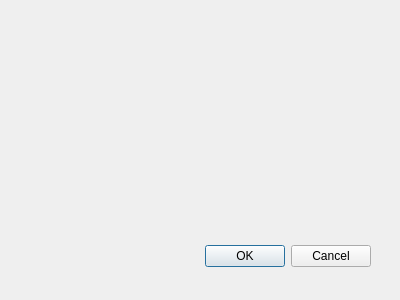
Above: CVThermo_dialog_base.ui from ManuMarsu/conversion_thermoroute before the change. Below: the same form after it.
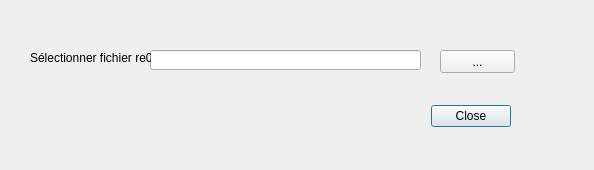
That is the form after the change.

What changed in the file:
```diff
--- a/CVThermo_dialog_base.ui
+++ b/CVThermo_dialog_base.ui
@@ -1,22 +1,22 @@
 <ui version="4.0" >
  <class>CVThermoDialogBase</class>
- <widget class="QDialog" name="CVThermoDialogBase" >
-  <property name="geometry" >
+ <widget class="QDialog" name="CVThermoDialogBase">
+  <property name="geometry">
    <rect>
     <x>0</x>
     <y>0</y>
-    <width>400</width>
-    <height>300</height>
+    <width>594</width>
+    <height>170</height>
    </rect>
   </property>
   <property name="windowTitle" >
    <string>Conversion thermoroute</string>
   </property>
-  <widget class="QDialogButtonBox" name="button_box" >
-   <property name="geometry" >
+  <widget class="QDialogButtonBox" name="button_box">
+   <property name="geometry">
     <rect>
-     <x>30</x>
-     <y>240</y>
+     <x>170</x>
+     <y>100</y>
      <width>341</width>
      <height>32</height>
     </rect>
@@ -24,8 +24,44 @@
    <property name="orientation" >
     <enum>Qt::Horizontal</enum>
    </property>
-   <property name="standardButtons" >
-    <set>QDialogButtonBox::Cancel|QDialogButtonBox::Ok</set>
+   <property name="standardButtons">
+    <set>QDialogButtonBox::Close</set>
+   </property>
+  </widget>
+  <widget class="QLineEdit" name="line_fichier_re0">
+   <property name="geometry">
+    <rect>
+     <x>150</x>
+     <y>50</y>
+     <width>271</width>
+     <height>20</height>
+    </rect>
+   </property>
+  </widget>
+  <widget class="QLabel" name="label">
+   <property name="geometry">
+    <rect>
+     <x>30</x>
+     <y>50</y>
+     <width>121</width>
+     <height>16</height>
+    </rect>
+   </property>
+   <property name="text">
+    <string>Sélectionner fichier re0</string>
+   </property>
+  </widget>
+  <widget class="QPushButton" name="pushButton_convertir">
+   <property name="geometry">
+    <rect>
+     <x>440</x>
+     <y>50</y>
+     <width>75</width>
+     <height>23</height>
+    </rect>
+   </property>
+   <property name="text">
+    <string>...</string>
    </property>
   </widget>
  </widget>
```
Left out of the diff: 34 changed lines with no effect on the pictures.
